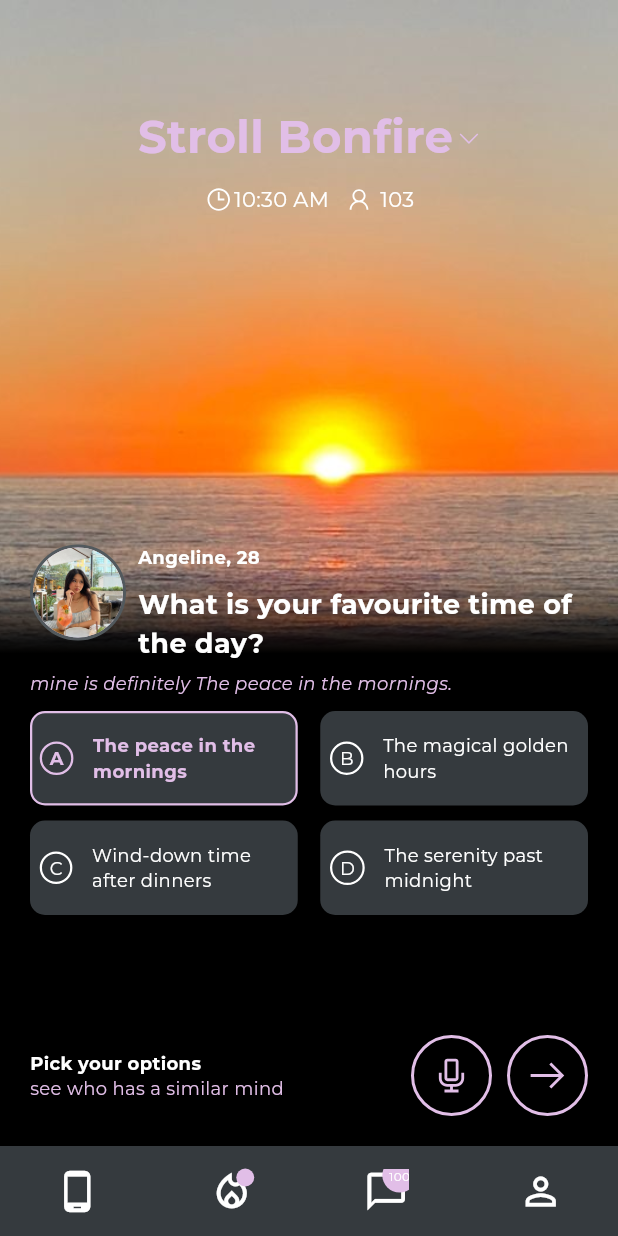
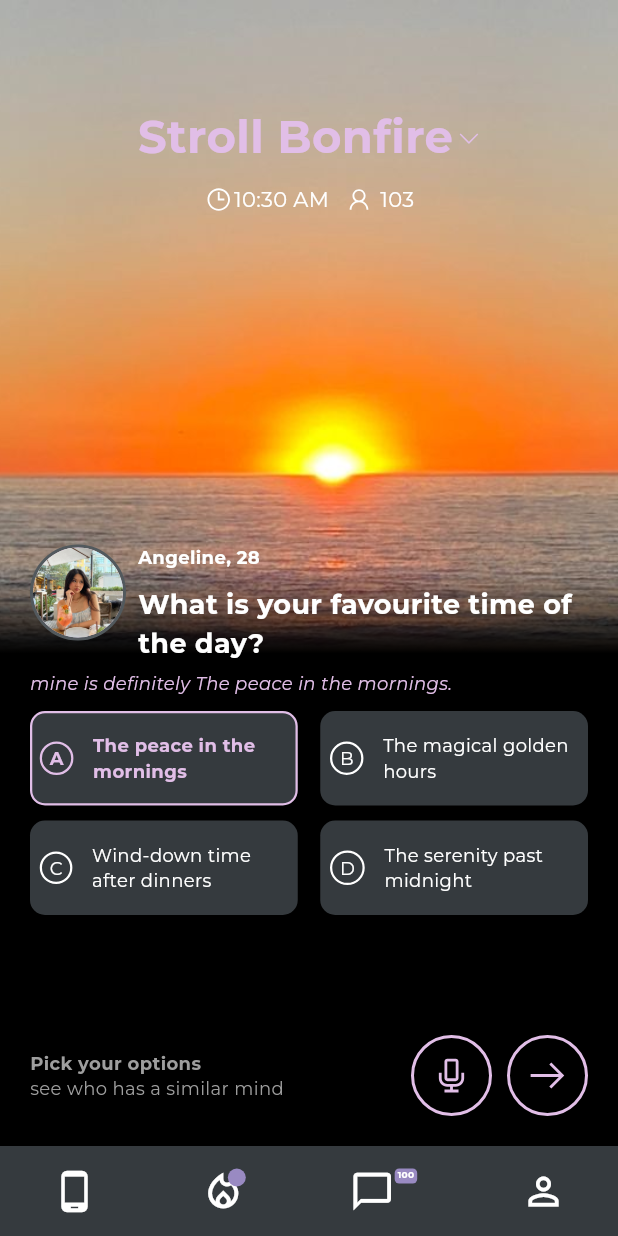
Before and after one commit to Obleanx/_stroll_UI, a Flutter app: the screen it shows after launch, on a phone screen of 412 x 824 dp. Run offline on Flutter 3.47's test engine with Material 3 defaults, Android fonts, the phone set to English and light mode, and no system bars; our stand-ins replace google_fonts, line_icons.

Commit message:
done building the screen after adding the text featurre above the comment icons

```diff
--- a/lib/screens/stroll_bonfire_screen.dart
+++ b/lib/screens/stroll_bonfire_screen.dart
@@ -258,13 +258,13 @@ class StrollBonfireScreen extends StatelessWidget {
       padding: const EdgeInsets.all(20),
       child: Row(
         children: [
-          Column(
+          const Column(
             crossAxisAlignment: CrossAxisAlignment.start,
             children: [
-              const Text(
+              Text(
                 'Pick your options',
                 style: TextStyle(
-                  color: Colors.white,
+                  color: Colors.grey,
                   fontSize: 12,
                   fontWeight: FontWeight.bold,
                 ),
@@ -272,7 +272,7 @@ class StrollBonfireScreen extends StatelessWidget {
               Text(
                 'see who has a similar mind',
                 style: TextStyle(
-                  color: Colors.purple.shade100,
+                  color: Colors.grey,
                   fontSize: 12,
                 ),
               ),
--- a/lib/widgets/circle_icon.dart
+++ b/lib/widgets/circle_icon.dart
@@ -16,6 +16,7 @@ class CircleIcon extends StatelessWidget {
       padding: const EdgeInsets.all(10),
       decoration: BoxDecoration(
         shape: BoxShape.circle,
+        //color: Colors.purple.shade100,
         border: Border.all(
           color: color,
           width: 2,
--- a/lib/widgets/custom_bottom_nav_bar.dart
+++ b/lib/widgets/custom_bottom_nav_bar.dart
@@ -30,8 +30,8 @@ class CustomBottomNavBar extends StatelessWidget {
                 top: 0,
                 child: Container(
                   padding: const EdgeInsets.all(4),
-                  decoration: BoxDecoration(
-                    color: Colors.purple.shade100,
+                  decoration: const BoxDecoration(
+                    color: Color.fromARGB(255, 153, 138, 194),
                     shape: BoxShape.circle,
                   ),
                   constraints: const BoxConstraints(
@@ -44,34 +44,32 @@ class CustomBottomNavBar extends StatelessWidget {
           ),
           Stack(
             children: [
+              Row(
+                crossAxisAlignment: CrossAxisAlignment.start,
+                children: [
                   const Icon(
                     Icons.chat_bubble_outline,
                     size: 30,
                     color: Colors.white,
                   ),
-              Positioned(
-                right: -7,
-                top: -7,
-                child: Container(
-                  padding: const EdgeInsets.all(6),
+                  Container(
+                    height: 10,
+                    width: 15,
                     decoration: BoxDecoration(
-                    color: Colors.purple.shade100,
-                    shape: BoxShape.circle,
-                  ),
-                  constraints: const BoxConstraints(
-                    minWidth: 18,
-                    minHeight: 10,
-                  ),
+                        color: const Color.fromARGB(255, 153, 138, 194),
+                        shape: BoxShape.rectangle,
+                        borderRadius: BorderRadius.circular(3)),
                     child: const Center(
                       child: Text(
                         '100',
                         style: TextStyle(
                             color: Colors.white,
-                        fontSize: 8,
+                            fontSize: 6,
+                            fontWeight: FontWeight.bold),
                       ),
                     ),
                   ),
-                ),
+                ],
               ),
             ],
           ),
```
Lines whose indentation alone changed are shown as unchanged.
